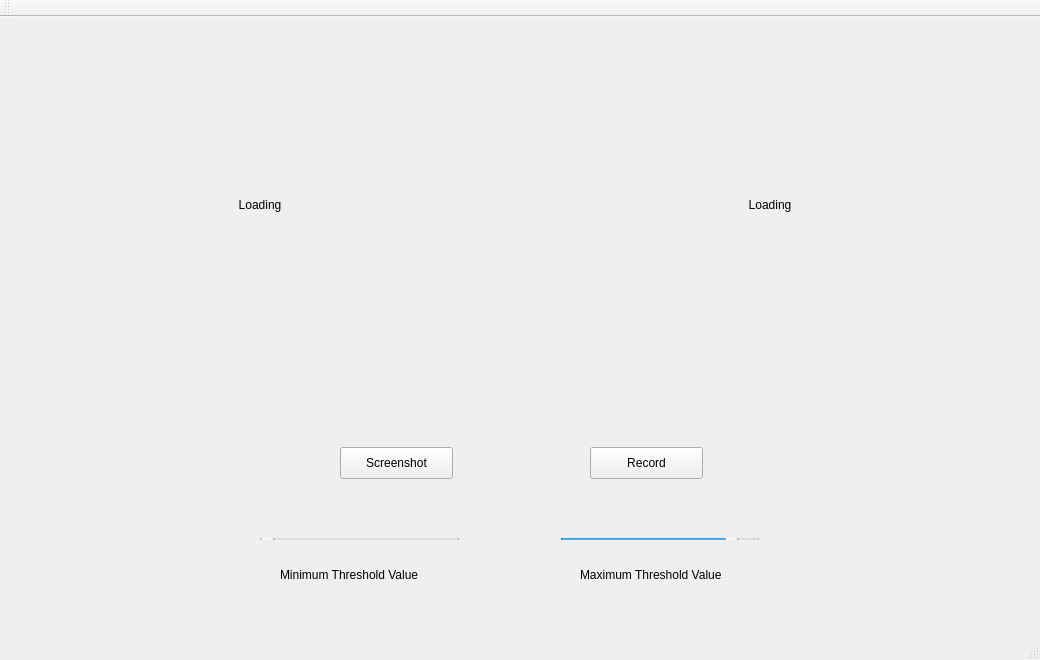
Qt form multichannelviewer.ui (Solid-Sponge/MultiChannelViewer) before a commit.
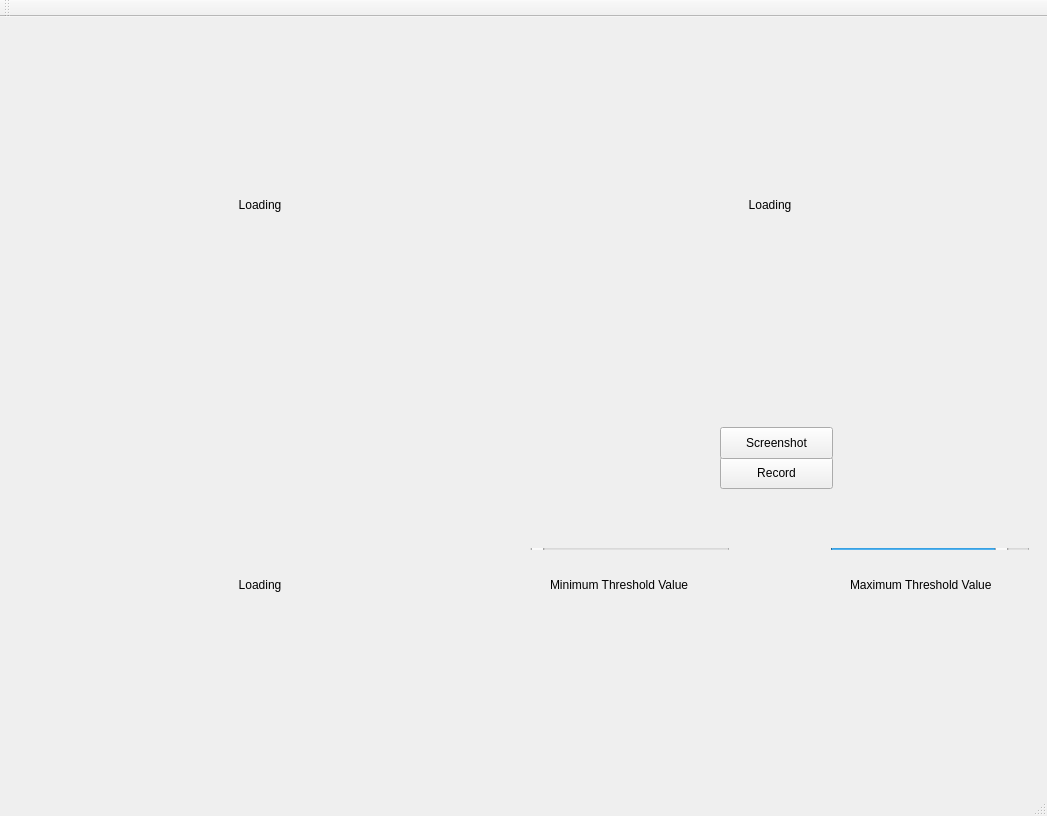
The same form after that commit.

Commit message:
Added third screen and reworked UI
Third screen functions as WL screen with NIR screen placed over
as a transparent layer

Diff of the .ui file:
```diff
--- a/multichannelviewer.ui
+++ b/multichannelviewer.ui
@@ -6,8 +6,8 @@
    <rect>
     <x>0</x>
     <y>0</y>
-    <width>1040</width>
-    <height>660</height>
+    <width>1047</width>
+    <height>816</height>
    </rect>
   </property>
   <property name="windowTitle">
@@ -39,8 +39,8 @@
    <widget class="QPushButton" name="Record">
     <property name="geometry">
      <rect>
-      <x>590</x>
-      <y>430</y>
+      <x>720</x>
+      <y>440</y>
       <width>113</width>
       <height>32</height>
      </rect>
@@ -77,8 +77,8 @@
    <widget class="QLabel" name="label">
     <property name="geometry">
      <rect>
-      <x>280</x>
-      <y>550</y>
+      <x>550</x>
+      <y>560</y>
       <width>171</width>
       <height>16</height>
      </rect>
@@ -90,8 +90,8 @@
    <widget class="QLabel" name="label_2">
     <property name="geometry">
      <rect>
-      <x>580</x>
-      <y>550</y>
+      <x>850</x>
+      <y>560</y>
       <width>171</width>
       <height>16</height>
      </rect>
@@ -103,8 +103,8 @@
    <widget class="QWidget" name="layoutWidget">
     <property name="geometry">
      <rect>
-      <x>260</x>
-      <y>510</y>
+      <x>530</x>
+      <y>520</y>
       <width>511</width>
       <height>24</height>
      </rect>
@@ -138,8 +138,8 @@
    <widget class="QWidget" name="layoutWidget">
     <property name="geometry">
      <rect>
-      <x>320</x>
-      <y>480</y>
+      <x>590</x>
+      <y>490</y>
       <width>444</width>
       <height>20</height>
      </rect>
@@ -167,8 +167,8 @@
    <widget class="QPushButton" name="Screenshot">
     <property name="geometry">
      <rect>
-      <x>340</x>
-      <y>430</y>
+      <x>720</x>
+      <y>410</y>
       <width>113</width>
       <height>32</height>
      </rect>
@@ -177,6 +177,28 @@
      <string>Screenshot</string>
     </property>
    </widget>
+   <widget class="QLabel" name="cam_3">
+    <property name="geometry">
+     <rect>
+      <x>10</x>
+      <y>380</y>
+      <width>500</width>
+      <height>375</height>
+     </rect>
+    </property>
+    <property name="minimumSize">
+     <size>
+      <width>500</width>
+      <height>375</height>
+     </size>
+    </property>
+    <property name="text">
+     <string>Loading</string>
+    </property>
+    <property name="alignment">
+     <set>Qt::AlignCenter</set>
+    </property>
+   </widget>
   </widget>
   <widget class="QMenuBar" name="menuBar">
    <property name="geometry">
```
Left out of the diff: 2 changed lines with no effect on the pictures. The commit also changes 4 other files.
